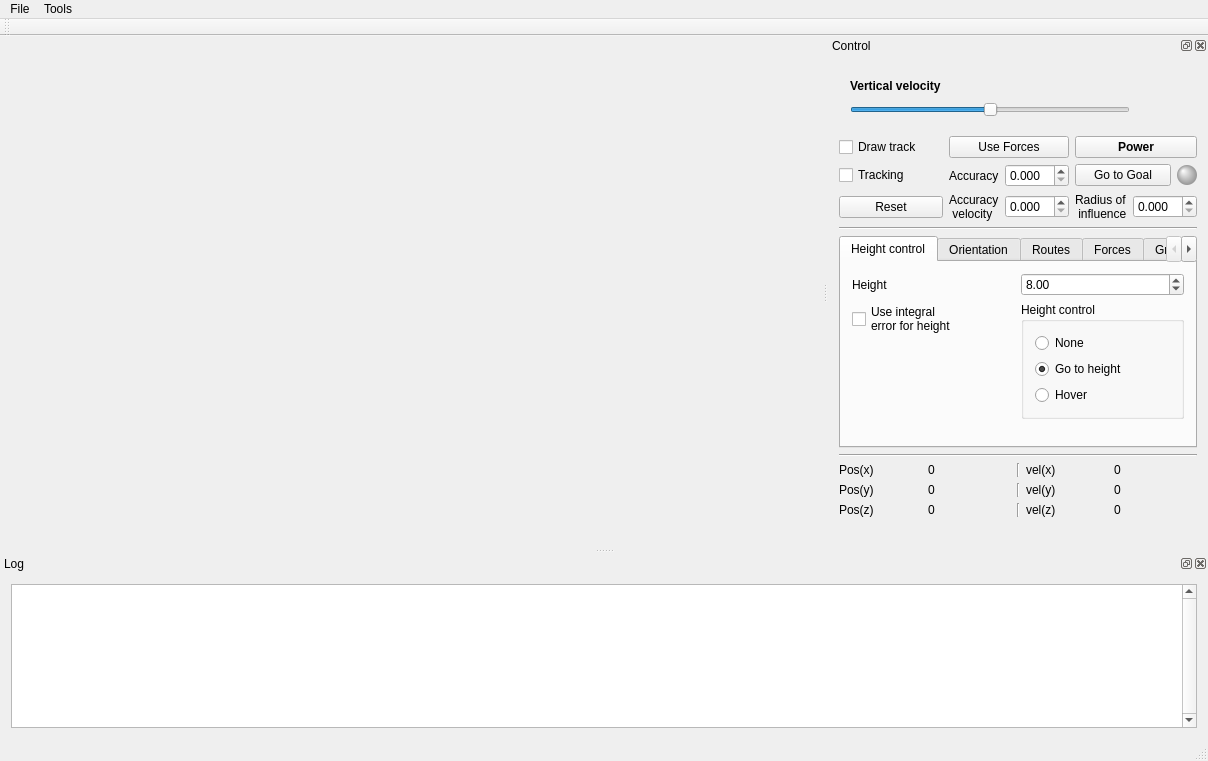
Before: the Qt Designer form mainwindow.ui in artthirt/modeling, drawn with Qt 5.
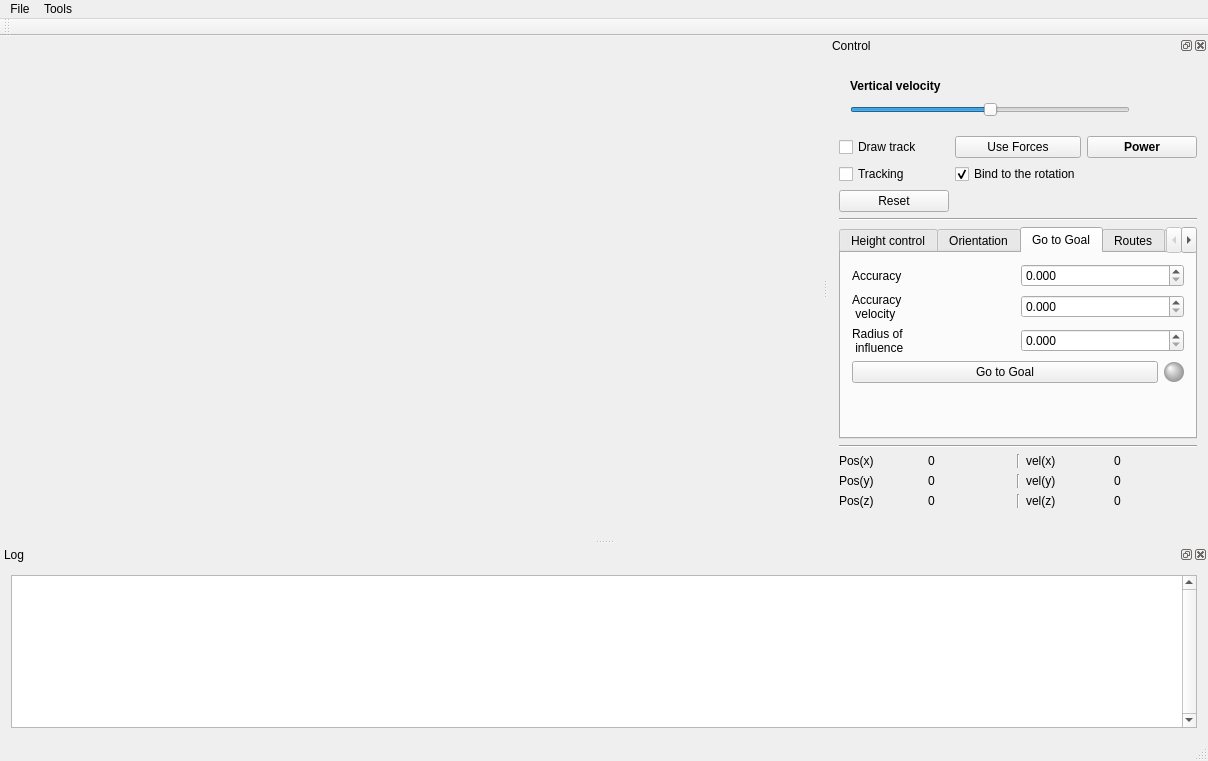
After: the same form once the commit is applied. The open tabs and pages were chosen to show the change. Icons and pictures are not drawn. Custom widgets are drawn as their Qt base class.

Commit message: add bind to the rotation when tracking the model

Patch:
```diff
--- a/mainwindow.ui
+++ b/mainwindow.ui
@@ -140,51 +140,6 @@
            </property>
           </widget>
          </item>
-         <item row="2" column="4">
-          <layout class="QHBoxLayout" name="horizontalLayout_11">
-           <item>
-            <widget class="QPushButton" name="pb_goToGoal">
-             <property name="text">
-              <string>Go to Goal</string>
-             </property>
-             <property name="checkable">
-              <bool>true</bool>
-             </property>
-            </widget>
-           </item>
-           <item>
-            <widget class="QLabel" name="lb_goal_reached">
-             <property name="minimumSize">
-              <size>
-               <width>20</width>
-               <height>0</height>
-              </size>
-             </property>
-             <property name="maximumSize">
-              <size>
-               <width>20</width>
-               <height>20</height>
-              </size>
-             </property>
-             <property name="styleSheet">
-              <string notr="true">background-color:qradialgradient(spread:pad, cx:0.5, cy:0.5, radius:0.5, fx:0.29, fy:0.284, stop:0 rgba(255, 255, 255, 255), stop:1 rgba(150, 150, 150, 255));
-border-radius: 10px;
-border-color: rgb(60, 60, 60);</string>
-             </property>
-             <property name="text">
-              <string/>
-             </property>
-            </widget>
-           </item>
-          </layout>
-         </item>
-         <item row="0" column="1">
-          <widget class="QCheckBox" name="chb_drawTrack">
-           <property name="text">
-            <string>Draw track</string>
-           </property>
-          </widget>
-         </item>
          <item row="0" column="2">
           <widget class="QPushButton" name="pb_use_forces">
            <property name="text">
@@ -195,67 +150,12 @@
            </property>
           </widget>
          </item>
-         <item row="2" column="2">
-          <layout class="QHBoxLayout" name="horizontalLayout_14">
-           <item>
-            <widget class="QLabel" name="label_6">
-             <property name="text">
-              <string>Accuracy</string>
-             </property>
-            </widget>
-           </item>
-           <item>
-            <widget class="QDoubleSpinBox" name="dsb_accuracy">
-             <property name="decimals">
-              <number>3</number>
-             </property>
-             <property name="singleStep">
-              <double>0.100000000000000</double>
-             </property>
-            </widget>
-           </item>
-          </layout>
-         </item>
-         <item row="3" column="2">
-          <layout class="QHBoxLayout" name="horizontalLayout_16">
-           <item>
-            <widget class="QLabel" name="label_16">
-             <property name="text">
-              <string>Accuracy 
- velocity</string>
-             </property>
-            </widget>
-           </item>
-           <item>
-            <widget class="QDoubleSpinBox" name="dsb_accuracy_vel">
-             <property name="decimals">
-              <number>3</number>
-             </property>
-             <property name="singleStep">
-              <double>0.100000000000000</double>
-             </property>
-            </widget>
-           </item>
-          </layout>
-         </item>
-         <item row="3" column="4">
-          <layout class="QHBoxLayout" name="horizontalLayout_15">
-           <item>
-            <widget class="QLabel" name="label_14">
-             <property name="text">
-              <string>Radius of
- influence</string>
-             </property>
-            </widget>
-           </item>
-           <item>
-            <widget class="QDoubleSpinBox" name="dsb_radius_goal">
-             <property name="decimals">
-              <number>3</number>
-             </property>
-            </widget>
-           </item>
-          </layout>
+         <item row="0" column="1">
+          <widget class="QCheckBox" name="chb_drawTrack">
+           <property name="text">
+            <string>Draw track</string>
+           </property>
+          </widget>
          </item>
          <item row="3" column="1">
           <widget class="QPushButton" name="pb_rese_angles">
@@ -264,6 +164,16 @@
            </property>
           </widget>
          </item>
+         <item row="2" column="2">
+          <widget class="QCheckBox" name="chb_bind_rotation">
+           <property name="text">
+            <string>Bind to the rotation</string>
+           </property>
+           <property name="checked">
+            <bool>true</bool>
+           </property>
+          </widget>
+         </item>
         </layout>
        </item>
        <item row="7" column="0">
@@ -711,6 +621,126 @@
            </item>
           </layout>
          </widget>
+         <widget class="QWidget" name="tab_6">
+          <attribute name="title">
+           <string>Go to Goal</string>
+          </attribute>
+          <layout class="QGridLayout" name="gridLayout_7">
+           <item row="0" column="0">
+            <layout class="QHBoxLayout" name="horizontalLayout_14">
+             <item>
+              <widget class="QLabel" name="label_6">
+               <property name="text">
+                <string>Accuracy</string>
+               </property>
+              </widget>
+             </item>
+             <item>
+              <widget class="QDoubleSpinBox" name="dsb_accuracy">
+               <property name="decimals">
+                <number>3</number>
+               </property>
+               <property name="singleStep">
+                <double>0.100000000000000</double>
+               </property>
+              </widget>
+             </item>
+            </layout>
+           </item>
+           <item row="2" column="0">
+            <layout class="QHBoxLayout" name="horizontalLayout_15">
+             <item>
+              <widget class="QLabel" name="label_14">
+               <property name="text">
+                <string>Radius of
+ influence</string>
+               </property>
+              </widget>
+             </item>
+             <item>
+              <widget class="QDoubleSpinBox" name="dsb_radius_goal">
+               <property name="decimals">
+                <number>3</number>
+               </property>
+              </widget>
+             </item>
+            </layout>
+           </item>
+           <item row="3" column="0">
+            <layout class="QHBoxLayout" name="horizontalLayout_11">
+             <item>
+              <widget class="QPushButton" name="pb_goToGoal">
+               <property name="text">
+                <string>Go to Goal</string>
+               </property>
+               <property name="checkable">
+                <bool>true</bool>
+               </property>
+              </widget>
+             </item>
+             <item>
+              <widget class="QLabel" name="lb_goal_reached">
+               <property name="minimumSize">
+                <size>
+                 <width>20</width>
+                 <height>0</height>
+                </size>
+               </property>
+               <property name="maximumSize">
+                <size>
+                 <width>20</width>
+                 <height>20</height>
+                </size>
+               </property>
+               <property name="styleSheet">
+                <string notr="true">background-color:qradialgradient(spread:pad, cx:0.5, cy:0.5, radius:0.5, fx:0.29, fy:0.284, stop:0 rgba(255, 255, 255, 255), stop:1 rgba(150, 150, 150, 255));
+border-radius: 10px;
+border-color: rgb(60, 60, 60);</string>
+               </property>
+               <property name="text">
+                <string/>
+               </property>
+              </widget>
+             </item>
+            </layout>
+           </item>
+           <item row="1" column="0">
+            <layout class="QHBoxLayout" name="horizontalLayout_16">
+             <item>
+              <widget class="QLabel" name="label_16">
+               <property name="text">
+                <string>Accuracy 
+ velocity</string>
+               </property>
+              </widget>
+             </item>
+             <item>
+              <widget class="QDoubleSpinBox" name="dsb_accuracy_vel">
+               <property name="decimals">
+                <number>3</number>
+               </property>
+               <property name="singleStep">
+                <double>0.100000000000000</double>
+               </property>
+              </widget>
+             </item>
+            </layout>
+           </item>
+           <item row="4" column="0">
+            <spacer name="verticalSpacer_8">
+             <property name="orientation">
+              <enum>Qt::Vertical</enum>
+             </property>
+             <property name="sizeHint" stdset="0">
+              <size>
+               <width>20</width>
+               <height>40</height>
+              </size>
+             </property>
+            </spacer>
+           </item>
+          </layout>
+         </widget>
          <widget class="QWidget" name="tab_3">
           <attribute name="title">
            <string>Routes</string>
```
The commit also changes 4 other files.
